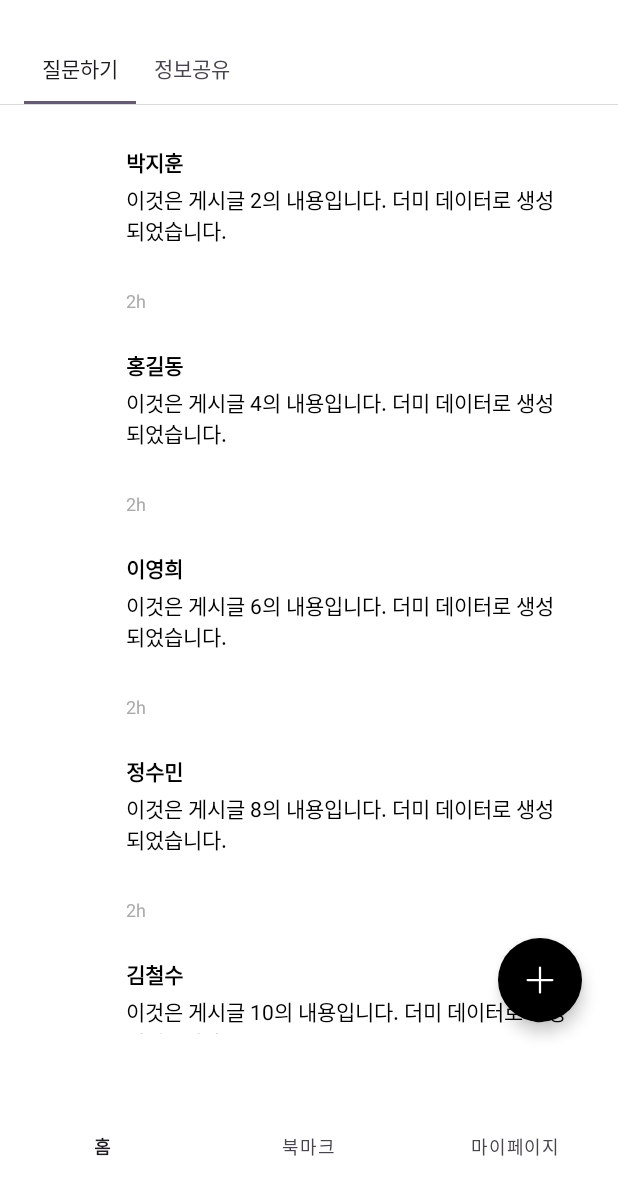
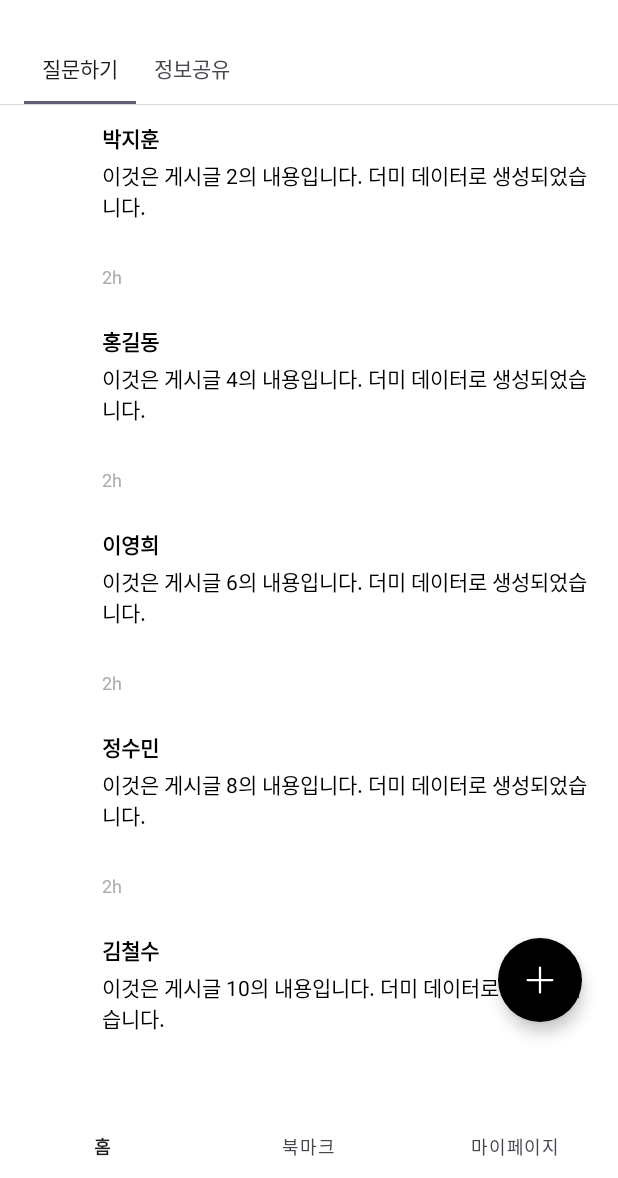
Before and after one commit to WhaTheLook/WhaTheLook-AOS, an Android app: the HomeFragment screen opened directly, with no data from a screen before it, on a phone screen of 412 x 824 dp, the part 58-1236 px from its top. Run offline under Robolectric (Android 15) with nearby library versions, the phone set to English and light mode, and no system bars; our stand-ins replace Dagger/Hilt's generated code, navigation-ui.

Commit message:
style: recyclerview 마진 값 조정

```diff
--- a/app/src/main/res/layout/fragment_answer.xml
+++ b/app/src/main/res/layout/fragment_answer.xml
@@ -9,7 +9,6 @@
         android:id="@+id/rv_question_list"
         android:layout_width="0dp"
         android:layout_height="0dp"
-        android:layout_margin="16dp"
         android:orientation="vertical"
         app:layoutManager="androidx.recyclerview.widget.GridLayoutManager"
         app:layout_constraintBottom_toBottomOf="parent"
--- a/app/src/main/res/layout/fragment_home.xml
+++ b/app/src/main/res/layout/fragment_home.xml
@@ -96,24 +96,23 @@
         android:id="@+id/container_main"
         android:layout_width="match_parent"
         android:layout_height="0dp"
+        app:layout_constraintBottom_toBottomOf="parent"
+        app:layout_constraintEnd_toEndOf="parent"
         app:layout_constraintStart_toStartOf="parent"
-        app:layout_constraintEnd_toEndOf="parent"
-        app:layout_constraintBottom_toBottomOf="parent"
-        app:layout_constraintTop_toBottomOf="@id/tab_layout"
-        tools:layout_editor_absoluteX="0dp" />
+        app:layout_constraintTop_toBottomOf="@id/tab_layout" />
 
     <com.google.android.material.floatingactionbutton.FloatingActionButton
         android:id="@+id/btn_add_post"
         android:layout_width="wrap_content"
         android:layout_height="wrap_content"
+        android:layout_marginEnd="24dp"
         android:layout_marginBottom="24dp"
-        android:layout_marginEnd="24dp"
         android:contentDescription="@string/description_btn_post_add"
         android:src="@drawable/ic_add"
         app:backgroundTint="@color/black"
         app:fabSize="normal"
+        app:layout_constraintBottom_toBottomOf="parent"
         app:layout_constraintEnd_toEndOf="parent"
-        app:layout_constraintBottom_toBottomOf="parent"
         app:maxImageSize="36dp"
         app:pressedTranslationZ="12dp"
         app:shapeAppearanceOverlay="@style/ShapeAppearanceOverlay.FAB"
--- a/app/src/main/res/layout/fragment_question.xml
+++ b/app/src/main/res/layout/fragment_question.xml
@@ -9,7 +9,6 @@
         android:id="@+id/rv_question_list"
         android:layout_width="0dp"
         android:layout_height="0dp"
-        android:layout_margin="16dp"
         android:orientation="vertical"
         app:layoutManager="androidx.recyclerview.widget.LinearLayoutManager"
         tools:listitem="@layout/item_question"
```
